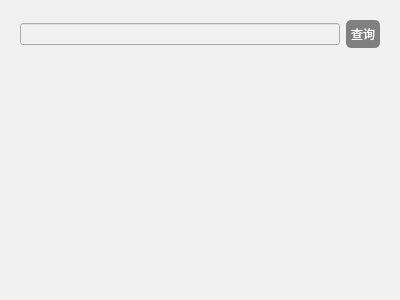
siju-m/AllChat, file AllChatClient/View/addfriends.ui: the form before one commit.
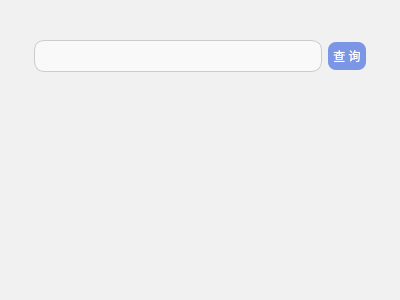
The form after the commit. Custom widgets are drawn as their Qt base class.

```diff
--- a/AllChatClient/View/addfriends.ui
+++ b/AllChatClient/View/addfriends.ui
@@ -17,6 +17,47 @@
    <string notr="true">background-color: rgb(241, 241, 241)</string>
   </property>
   <layout class="QVBoxLayout" name="verticalLayout_2">
+   <property name="leftMargin">
+    <number>20</number>
+   </property>
+   <property name="topMargin">
+    <number>20</number>
+   </property>
+   <property name="rightMargin">
+    <number>20</number>
+   </property>
+   <property name="bottomMargin">
+    <number>20</number>
+   </property>
+   <item>
+    <widget class="QFrame" name="frame">
+     <property name="styleSheet">
+      <string notr="true">QFrame{
+border-radius:10px
+}</string>
+     </property>
+     <property name="frameShape">
+      <enum>QFrame::WinPanel</enum>
+     </property>
+     <property name="frameShadow">
+      <enum>QFrame::Plain</enum>
+     </property>
+     <layout class="QVBoxLayout" name="verticalLayout_3">
+      <property name="leftMargin">
+       <number>5</number>
+      </property>
+      <property name="topMargin">
+       <number>5</number>
+      </property>
+      <property name="rightMargin">
+       <number>5</number>
+      </property>
+      <property name="bottomMargin">
+       <number>5</number>
+      </property>
+      <item>
+       <widget class="DialogTitleBar" name="titleBar" native="true"/>
+      </item>
    <item>
     <widget class="QWidget" name="widget" native="true">
      <layout class="QHBoxLayout" name="horizontalLayout">
@@ -24,7 +65,21 @@
        <number>0</number>
       </property>
       <item>
-       <widget class="QLineEdit" name="nameInputEdit"/>
+          <widget class="QLineEdit" name="nameInputEdit">
+           <property name="styleSheet">
+            <string notr="true">QLineEdit {
+        border: 1px solid #ccc;
+        border-radius: 10px;
+        padding: 6px 10px;
+        font-size: 14px;
+        background-color: #f9f9f9;
+    }
+    QLineEdit:focus {
+        border: 1px solid #0078d7;
+        background-color: #ffffff;
+    }</string>
+           </property>
+          </widget>
       </item>
       <item>
        <widget class="QPushButton" name="btnSelect">
@@ -33,9 +88,9 @@
 QPushButton{
 	font: 10pt &quot;微软雅黑&quot;;
     color: white;
-    background-color: gray;
-    border-color: #2f3640;
-    border-radius: 5px;
+    background-color: rgb(123, 150, 228);
+	color: rgb(255, 255, 255);
+    border-radius: 8px;
     border-style: none;
     border-width: 1px;
     padding: 5px;
@@ -63,7 +118,7 @@
 </string>
         </property>
         <property name="text">
-         <string>查询</string>
+            <string>查 询</string>
         </property>
        </widget>
       </item>
@@ -87,6 +142,17 @@
    </item>
   </layout>
  </widget>
+   </item>
+  </layout>
+ </widget>
+ <customwidgets>
+  <customwidget>
+   <class>DialogTitleBar</class>
+   <extends>QWidget</extends>
+   <header>View/Components/dialogtitlebar.h</header>
+   <container>1</container>
+  </customwidget>
+ </customwidgets>
  <resources/>
  <connections/>
 </ui>
```
Lines whose indentation alone changed are shown as unchanged.
